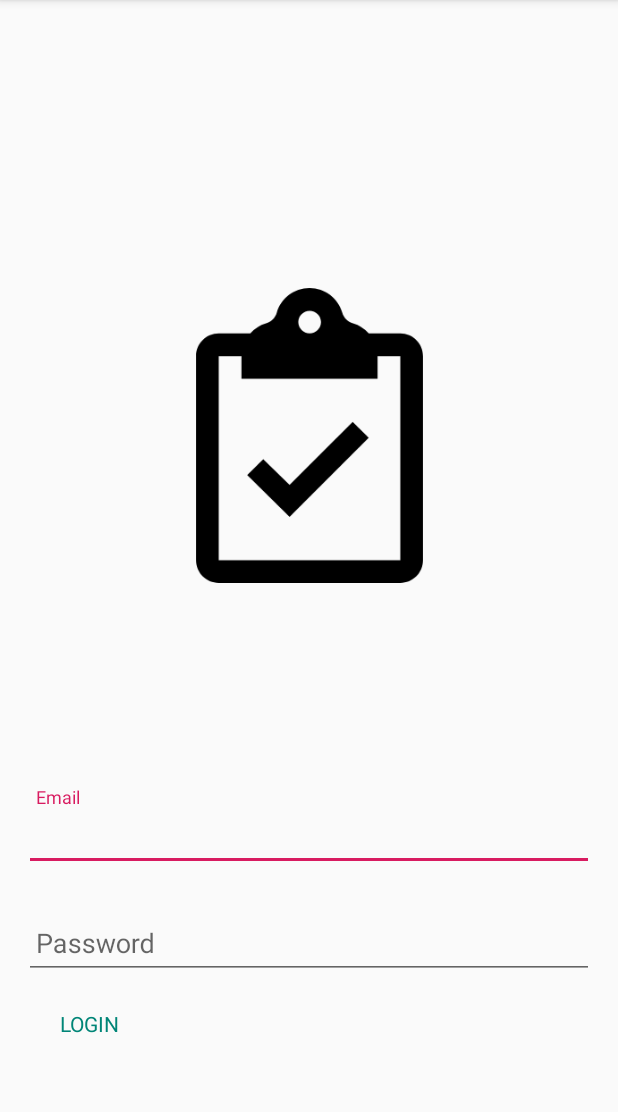
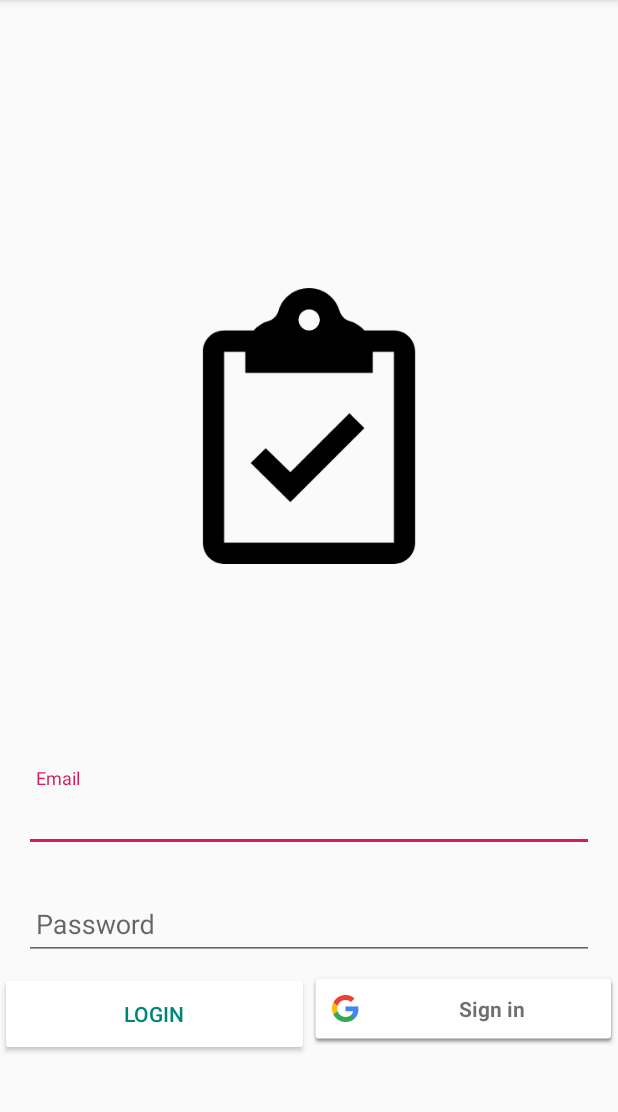
Before and after one commit to shayan4shayan/android-toturial-sample, an Android app: the screen it shows after launch (LoginActivity), on a phone screen of 412 x 824 dp, the part 84-1196 px from its top. Run offline under Robolectric (Android 15) with nearby library versions, the phone set to English and light mode, and no system bars; our stand-ins replace Volley.

Commit message:
add google sign in

```diff
--- a/app/build.gradle
+++ b/app/build.gradle
@@ -44,6 +44,8 @@ dependencies {
 
     implementation 'com.android.volley:volley:1.1.1'
 
+    implementation 'com.google.android.gms:play-services-auth:17.0.0'
+
     testImplementation 'junit:junit:4.12'
     androidTestImplementation 'androidx.test.ext:junit:1.1.0'
     androidTestImplementation 'androidx.test.espresso:espresso-core:3.1.1'
--- a/app/src/main/java/ir/shayan/taskmanager/activities/LoginActivity.kt
+++ b/app/src/main/java/ir/shayan/taskmanager/activities/LoginActivity.kt
@@ -1,13 +1,25 @@
 package ir.shayan.taskmanager.activities
 
+import android.app.Activity
 import androidx.appcompat.app.AppCompatActivity
 import android.os.Bundle
 import ir.shayan.taskmanager.R
 import kotlinx.android.synthetic.main.activity_login.*
 import ir.shayan.taskmanager.login
 import ir.shayan.taskmanager.startSomeActivity
+import com.google.android.gms.auth.api.signin.GoogleSignInOptions
+import com.google.android.gms.auth.api.signin.GoogleSignIn
+import android.content.Intent
+import ir.shayan.taskmanager.toast
+import com.google.android.gms.auth.api.signin.GoogleSignInAccount
+import com.google.android.gms.tasks.Task
+import com.google.android.gms.common.api.ApiException
+import android.util.Log
+
 
 class LoginActivity : AppCompatActivity() {
+
+    val RC_SIGN_IN = 1002
 
     override fun onCreate(savedInstanceState: Bundle?) {
         super.onCreate(savedInstanceState)
@@ -17,6 +29,26 @@ class LoginActivity : AppCompatActivity() {
             if (isValid()) {
                 performLogin()
             }
+        }
+
+        val gso = GoogleSignInOptions.Builder(GoogleSignInOptions.DEFAULT_SIGN_IN)
+            .requestEmail()
+            .requestIdToken(getString(R.string.google_client_id))
+            .requestProfile()
+            .build()
+
+        val mGoogleSignInClient = GoogleSignIn.getClient(this, gso)
+
+        val account = GoogleSignIn.getLastSignedInAccount(this)
+
+        if (account!=null){
+            login(account.email!!)
+            startSomeActivity(MainActivity::class.java)
+        }
+
+        google_login.setOnClickListener {
+            val signInIntent = mGoogleSignInClient.signInIntent
+            startActivityForResult(signInIntent, RC_SIGN_IN)
         }
     }
 
@@ -44,4 +76,33 @@ class LoginActivity : AppCompatActivity() {
         }
         return isValid
     }
+
+    override fun onActivityResult(requestCode: Int, resultCode: Int, data: Intent?) {
+        if (requestCode == RC_SIGN_IN){
+            if (resultCode != Activity.RESULT_CANCELED){
+                val task = GoogleSignIn.getSignedInAccountFromIntent(data)
+                handleSignInResult(task)
+            } else {
+                toast(getString(R.string.error_google_login))
+                Log.d("LoginActivity","Error")
+            }
+        }
+        super.onActivityResult(requestCode, resultCode, data)
+    }
+
+    fun handleSignInResult(task: Task<GoogleSignInAccount>){
+        try {
+            val account = task.getResult(ApiException::class.java)
+
+            // Signed in successfully, show authenticated UI.
+            login(account!!.email!!)
+            startSomeActivity(MainActivity::class.java)
+        } catch (e: ApiException) {
+            // The ApiException status code indicates the detailed failure reason.
+            // Please refer to the GoogleSignInStatusCodes class reference for more information.
+            Log.w("LoginActivity", "signInResult:failed code=" + e.statusCode)
+            toast(getString(R.string.error_google_login))
+        }
+
+    }
 }
--- a/app/src/main/res/layout/activity_login.xml
+++ b/app/src/main/res/layout/activity_login.xml
@@ -53,18 +53,26 @@
             android:paddingEnd="8dp" />
     </com.google.android.material.textfield.TextInputLayout>
 
-    <TextView
-        android:id="@+id/login"
-        android:layout_width="wrap_content"
+    <LinearLayout
+        android:layout_width="match_parent"
         android:layout_height="wrap_content"
-        android:layout_gravity="start"
-        android:layout_marginStart="16dp"
-        android:background="@color/transparent"
-        android:elevation="1dp"
-        android:paddingStart="24dp"
-        android:paddingTop="12dp"
-        android:paddingEnd="24dp"
-        android:paddingBottom="12dp"
-        android:text="@string/login"
-        android:textColor="@color/colorPrimary" />
+        android:orientation="horizontal" >
+        <Button
+            android:id="@+id/login"
+            android:layout_width="0dp"
+            android:layout_weight="1"
+            android:layout_height="56dp"
+            android:layout_gravity="start"
+            android:backgroundTint="@color/colorWhite"
+            android:text="@string/login"
+            android:textColor="@color/colorPrimary" />
+
+        <com.google.android.gms.common.SignInButton
+            android:layout_width="0dp"
+            android:id="@+id/google_login"
+            android:layout_weight="1"
+            android:layout_height="wrap_content"/>
+    </LinearLayout>
+
+
 </LinearLayout>
--- a/app/src/main/res/values/strings.xml
+++ b/app/src/main/res/values/strings.xml
@@ -16,5 +16,7 @@
     <string name="error_field_empty">This filed cannot be Empty</string>
     <string name="title_edit_task">Edit Task</string>
     <string name="edit">Edit</string>
+    <string name="google_client_id" translatable="false">393132685355-gbk4d761dvgh1ugh246eofdqfvpv421r.apps.googleusercontent.com</string>
+    <string name="error_google_login">google login failed</string>
 
 </resources>
```
